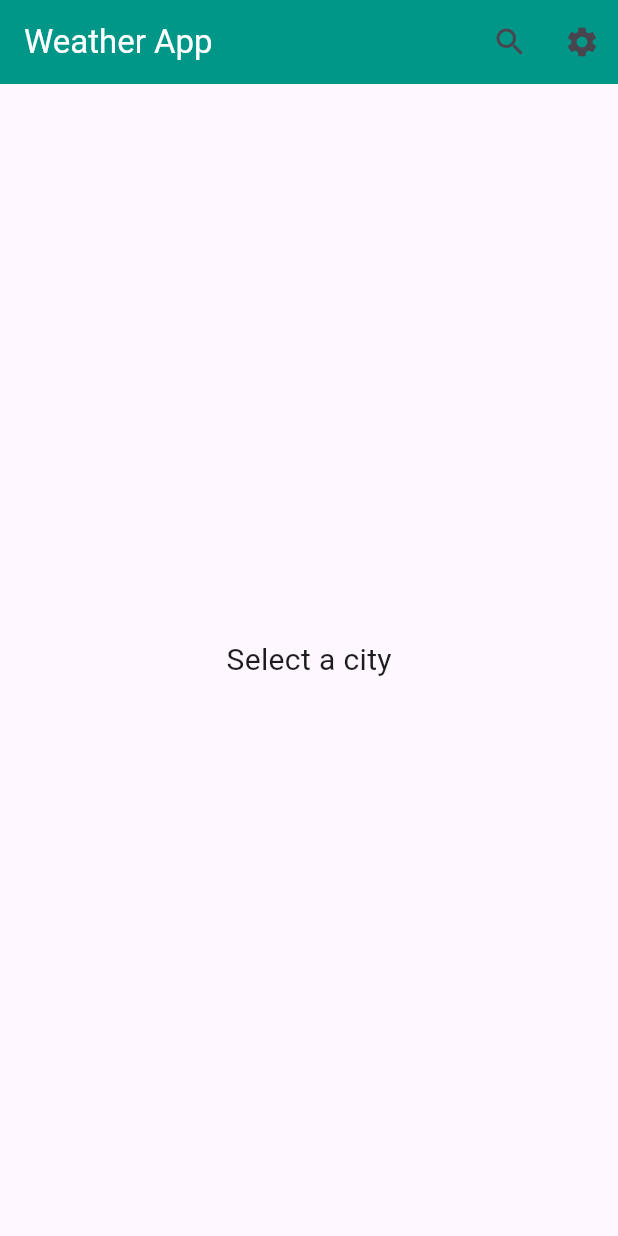
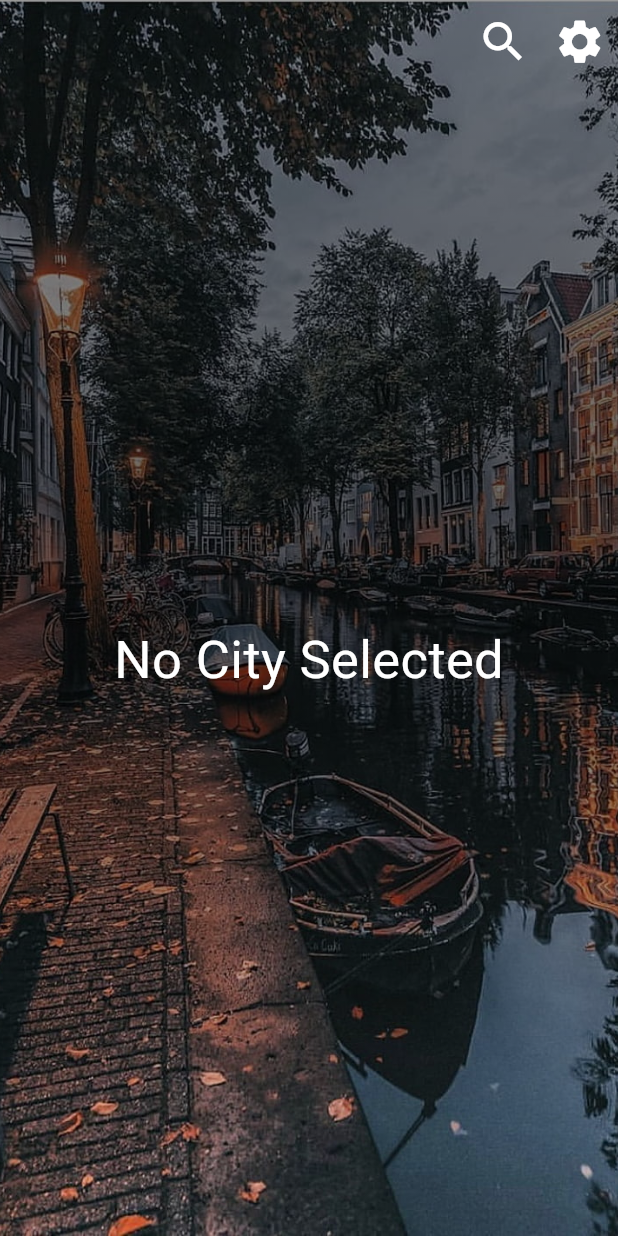
Before and after one commit to HamdiMoadeb/weatherapp_cubit, a Flutter app: the screen it shows after launch, on a phone screen of 412 x 824 dp. Run offline on Flutter 3.47's test engine with Material 3 defaults, Android fonts, the phone set to English and light mode, and no system bars; our stand-ins replace bloc, equatable, flutter_bloc, flutter_dotenv, recase.

Commit message:
theme cubit: change background depending on temperature

```diff
--- a/lib/constants/constants.dart
+++ b/lib/constants/constants.dart
@@ -3,3 +3,4 @@ const String kIconHost = 'www.openweathermap.org';
 const String kUnit = 'metric';
 const String kLimit = '1';
 const int kWarmOrNot = 20;
+const int kSnowOrNot = 5;
--- a/lib/cubits/theme/theme_cubit.dart
+++ b/lib/cubits/theme/theme_cubit.dart
@@ -11,14 +11,17 @@ class ThemeCubit extends Cubit<ThemeState> {
   final WeatherCubit weatherCubit;
   late final StreamSubscription weatherSubscription;
 
-  ThemeCubit({required this.weatherCubit}) : super(ThemeState.initial()){
-    weatherSubscription = weatherCubit.stream.listen((WeatherState weatherState){
+  ThemeCubit({required this.weatherCubit}) : super(ThemeState.initial()) {
+    weatherSubscription =
+        weatherCubit.stream.listen((WeatherState weatherState) {
       print(weatherState);
 
-      if(weatherState.weather.temp > kWarmOrNot){
-        emit(state.copyWith(appTheme: AppTheme.light));
-      }else{
-        emit(state.copyWith(appTheme: AppTheme.dark));
+      if (weatherState.weather.temp > kWarmOrNot) {
+        emit(state.copyWith(appTheme: AppTheme.sun));
+      } else if (weatherState.weather.temp < kSnowOrNot) {
+        emit(state.copyWith(appTheme: AppTheme.snow));
+      } else {
+        emit(state.copyWith(appTheme: AppTheme.cool));
       }
     });
   }
@@ -28,5 +31,4 @@ class ThemeCubit extends Cubit<ThemeState> {
     weatherSubscription.cancel();
     return super.close();
   }
-
 }
--- a/lib/cubits/theme/theme_state.dart
+++ b/lib/cubits/theme/theme_state.dart
@@ -1,8 +1,9 @@
 part of 'theme_cubit.dart';
 
 enum AppTheme {
-  light,
-  dark,
+  cool,
+  sun,
+  snow,
 }
 
 class ThemeState extends Equatable{
@@ -10,7 +11,7 @@ class ThemeState extends Equatable{
   final AppTheme appTheme;
 
   ThemeState({
-    this.appTheme = AppTheme.light,
+    this.appTheme = AppTheme.cool,
   });
 
   factory ThemeState.initial(){
--- a/lib/main.dart
+++ b/lib/main.dart
@@ -39,18 +39,11 @@ class MyApp extends StatelessWidget {
             ),
           ),
         ],
-        child: BlocBuilder<ThemeCubit, ThemeState>(
-          builder: (context, state) {
-            return MaterialApp(
-              title: 'Flutter Demo',
-              debugShowCheckedModeBanner: false,
-              theme:
-                  state.appTheme == AppTheme.light
-                      ? ThemeData.light()
-                      : ThemeData.dark(),
-              home: HomePage(),
-            );
-          },
+        child: MaterialApp(
+          title: 'Flutter Demo',
+          debugShowCheckedModeBanner: false,
+          theme: ThemeData.light(),
+          home: HomePage(),
         ),
       ),
     );
--- a/lib/models/direct_geocoding.dart
+++ b/lib/models/direct_geocoding.dart
@@ -19,8 +19,8 @@ class DirectGeocoding extends Equatable {
 
     return DirectGeocoding(
       name: data["name"],
-      lat: data["lat"],
-      lon: data["lon"],
+      lat: double.parse(data["lat"].toString()),
+      lon: double.parse(data["lon"].toString()),
       country: data["country"],
     );
   }
--- a/lib/models/weather.dart
+++ b/lib/models/weather.dart
@@ -28,9 +28,9 @@ class Weather extends Equatable {
     return Weather(
       description: weather["description"],
       icon: weather["icon"],
-      temp: main["temp"],
-      tempMin: main["temp_min"],
-      tempMax: main["temp_max"],
+      temp: double.parse(main["temp"].toString()),
+      tempMin: double.parse(main["temp_min"].toString()),
+      tempMax: double.parse(main["temp_max"].toString()),
       name: '',
       country: '',
       lastUpdated: DateTime.now(),
--- a/lib/pages/home_page.dart
+++ b/lib/pages/home_page.dart
@@ -3,6 +3,7 @@ import 'package:flutter_bloc/flutter_bloc.dart';
 import 'package:recase/recase.dart';
 import 'package:weather_app/constants/constants.dart';
 import 'package:weather_app/cubits/settings/settings_cubit.dart';
+import 'package:weather_app/cubits/theme/theme_cubit.dart';
 import 'package:weather_app/cubits/weather/weather_cubit.dart';
 import 'package:weather_app/pages/search_page.dart';
 import 'package:weather_app/pages/settings_page.dart';
@@ -20,13 +21,35 @@ class _HomePageState extends State<HomePage> {
 
   @override
   Widget build(BuildContext context) {
-    return Scaffold(
+    return Stack(
+      children: [
+        Positioned.fill(
+          child: Image.asset(
+            getBackgroundImagePath(),
+            fit: BoxFit.cover,
+          ),
+        ),
+        Positioned.fill(
+          child: Container(
+            decoration: BoxDecoration(
+              gradient: LinearGradient(
+                begin: Alignment.topCenter,
+                end: Alignment.bottomCenter,
+                colors: [
+                  Colors.black.withOpacity(0.4),
+                  Colors.black.withOpacity(0.6),
+                  Colors.transparent,
+                ],
+              ),
+            ),
+          ),
+        ),
+        Positioned.fill(
+          child: Scaffold(
+            backgroundColor: Colors.transparent,
             appBar: AppBar(
-        backgroundColor: Colors.teal,
-        title: Text(
-          'Weather App',
-          style: TextStyle(color: Colors.white),
-        ),
+              backgroundColor: Colors.transparent,
+              elevation: 0,
               actions: [
                 IconButton(
                   onPressed: () async {
@@ -41,7 +64,11 @@ class _HomePageState extends State<HomePage> {
                       context.read<WeatherCubit>().fetchWeather(city!);
                     }
                   },
-            icon: Icon(Icons.search),
+                  icon: Icon(
+                    Icons.search,
+                    size: 35,
+                    color: Colors.white,
+                  ),
                 ),
                 IconButton(
                   onPressed: () {
@@ -52,17 +79,39 @@ class _HomePageState extends State<HomePage> {
                       ),
                     );
                   },
-            icon: Icon(Icons.settings),
+                  icon: Icon(
+                    Icons.settings,
+                    size: 35,
+                    color: Colors.white,
+                  ),
                 ),
               ],
             ),
             body: showWeather(),
+          ),
+        ),
+      ],
     );
+  }
+
+  String getBackgroundImagePath() {
+    final AppTheme appTheme = context.watch<ThemeCubit>().state.appTheme;
+
+    switch (appTheme) {
+      case AppTheme.cool:
+        return 'assets/images/cool.jpg';
+      case AppTheme.sun:
+        return 'assets/images/sun.jpg';
+      case AppTheme.snow:
+        return 'assets/images/snow.jpg';
+      default:
+        return 'assets/images/cool.jpg';
+    }
   }
 
   String showTemperature(double temp) {
     final tempUnit = context.watch<SettingsCubit>().state.tempUnit;
-    if(tempUnit == TempUnit.fahrenheit){
+    if (tempUnit == TempUnit.fahrenheit) {
       return ((temp * 9 / 5) + 32).toStringAsFixed(2) + ' ℉';
     }
     return temp.toStringAsFixed(2) + ' ℃';
@@ -81,7 +130,11 @@ class _HomePageState extends State<HomePage> {
     final formattedString = description.titleCase;
     return Text(
       formattedString,
-      style: const TextStyle(fontSize: 24.0),
+      style: const TextStyle(
+        fontSize: 24.0,
+        color: Colors.white,
+        fontWeight: FontWeight.w500
+      ),
       textAlign: TextAlign.center,
     );
   }
@@ -95,10 +148,13 @@ class _HomePageState extends State<HomePage> {
       },
       builder: (context, state) {
         if (state.status == WeatherStatus.initial) {
-          return const Center(
+          return Center(
             child: Text(
-              'Select a city',
-              style: TextStyle(fontSize: 20.0),
+              'No City Selected',
+              style: TextStyle(
+                fontSize: 35.0,
+                color: Colors.white,
+              ),
             ),
           );
         }
@@ -109,7 +165,10 @@ class _HomePageState extends State<HomePage> {
           return const Center(
             child: Text(
               'Select a city',
-              style: TextStyle(fontSize: 20.0),
+              style: TextStyle(
+                fontSize: 35.0,
+                color: Colors.white,
+              ),
             ),
           );
         }
@@ -122,7 +181,8 @@ class _HomePageState extends State<HomePage> {
               state.weather.name,
               textAlign: TextAlign.center,
               style: const TextStyle(
-                fontSize: 40.0,
+                color: Colors.white,
+                fontSize: 50.0,
                 fontWeight: FontWeight.bold,
               ),
             ),
@@ -133,12 +193,18 @@ class _HomePageState extends State<HomePage> {
                 Text(
                   TimeOfDay.fromDateTime(state.weather.lastUpdated)
                       .format(context),
-                  style: const TextStyle(fontSize: 18.0),
+                  style: const TextStyle(
+                    fontSize: 22.0,
+                    color: Colors.white,
+                  ),
                 ),
                 SizedBox(width: 10.0),
                 Text(
                   '(${state.weather.country})',
-                  style: const TextStyle(fontSize: 18.0),
+                  style: const TextStyle(
+                    fontSize: 22.0,
+                    color: Colors.white,
+                  ),
                 ),
               ],
             ),
@@ -149,27 +215,34 @@ class _HomePageState extends State<HomePage> {
                 Text(
                   showTemperature(state.weather.temp),
                   style: const TextStyle(
-                    fontSize: 30.0,
+                    fontSize: 38.0,
+                    color: Colors.white,
                     fontWeight: FontWeight.bold,
                   ),
                 ),
-                const SizedBox(width: 20.0),
+                const SizedBox(width: 25.0),
                 Column(
                   children: [
                     Text(
                       showTemperature(state.weather.tempMax),
-                      style: const TextStyle(fontSize: 16.0),
+                      style: const TextStyle(
+                        fontSize: 16.0,
+                        color: Colors.white,
+                      ),
                     ),
                     const SizedBox(height: 8),
                     Text(
                       showTemperature(state.weather.tempMin),
-                      style: const TextStyle(fontSize: 16.0),
+                      style: const TextStyle(
+                        fontSize: 16.0,
+                        color: Colors.white,
+                      ),
                     ),
                   ],
                 ),
               ],
             ),
-            const SizedBox(height: 40.0),
+            const SizedBox(height: 15.0),
             Row(
               mainAxisAlignment: MainAxisAlignment.spaceAround,
               children: [
--- a/lib/services/weather_api_services.dart
+++ b/lib/services/weather_api_services.dart
@@ -35,6 +35,7 @@ class WeatherApiServices {
       }
 
       final responseBody = json.decode(response.body);
+
       if (responseBody.isEmpty) {
         throw WeatherException('Connot get the location of $city');
       }
--- a/lib/widgets/error_dialog.dart
+++ b/lib/widgets/error_dialog.dart
@@ -3,7 +3,7 @@ import 'package:flutter/cupertino.dart';
 import 'package:flutter/material.dart';
 
 void errorDialog(BuildContext context, String errorMessage) {
-  if (!Platform.isIOS) {
+  if (Platform.isIOS) {
     showCupertinoDialog(
       context: context,
       barrierDismissible: false,
--- a/pubspec.yaml
+++ b/pubspec.yaml
@@ -61,7 +61,7 @@ flutter:
 
   # To add assets to your application, add an assets section, like this:
   assets:
-    - assets/images/loading.gif
+    - assets/images/
     - .env
 
   # An image asset can refer to one or more resolution-specific "variants", see
```
Also changed, not shown: assets/images/cool.jpg (added), assets/images/snow.jpg (added), assets/images/sun.jpg (added). Lines whose indentation alone changed are shown as unchanged.
